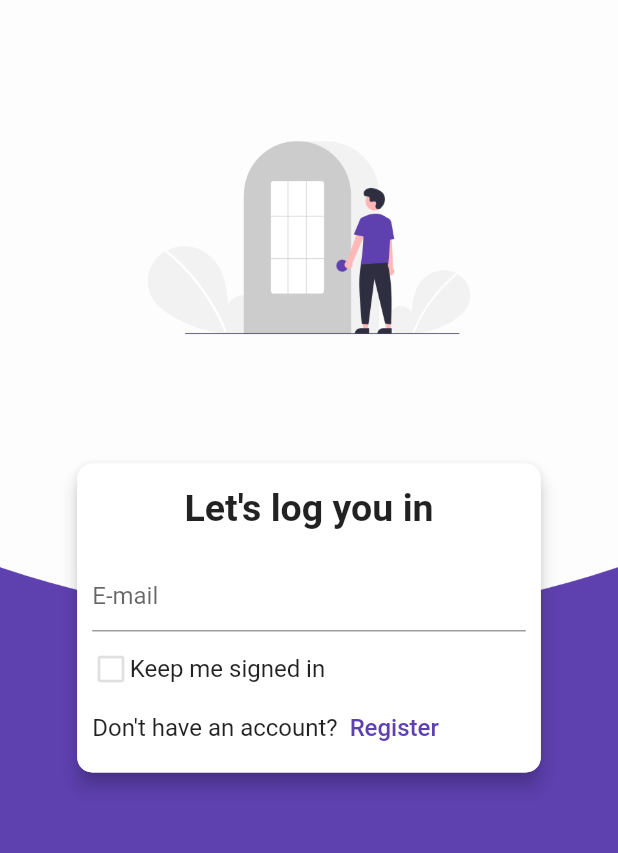
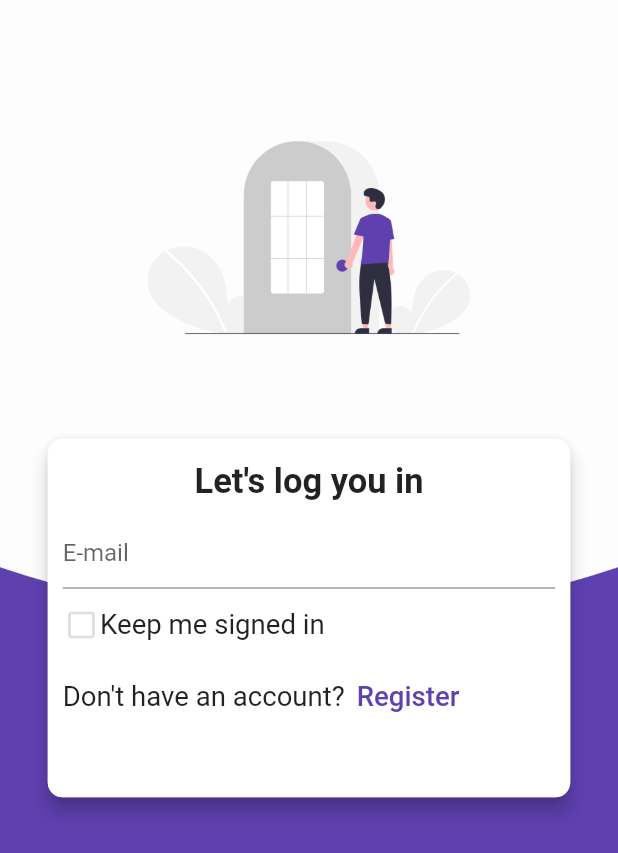
Before and after one commit to marian-bosnea/student_marketplace, a Flutter app: the screen it shows after launch, on a phone screen of 412 x 824 dp. Shown: the top 853 px of the screen. Run offline on Flutter 3.47's test engine with Material 2 defaults, Android fonts, the light colour scheme and no system bars; drawn by our look-alikes of flutter_platform_widgets; our stand-ins replace dartz, equatable, flutter_bloc, flutter_screenutil, flutter_slidable, get_it and 8 more; missing offline and left inert: dart:ffi, drop_down_list.

Commit message:
Added adaptive sizes

```diff
--- a/student-marketplace-frontend/student_marketplace_business_logic/lib/core/services/http_interface.dart
+++ b/student-marketplace-frontend/student_marketplace_business_logic/lib/core/services/http_interface.dart
@@ -16,8 +16,8 @@ class HttpInterface {
   final ip = "192.168.0.105";
   final port = "3000";
 
-  final baseUrl = "http://192.168.0.106:3000";
-  //final baseUrl = "http://bore.pub:33289";
+  final baseUrl = "http://192.168.0.109:3000";
+  //final baseUrl = "http://bore.pub:35701";
   //final baseUrl = ' https://7776-212-93-144-202.eu.ngrok.io';
   final int getSuccessCode = 200;
   final int postSuccessCode = 201;
--- a/student-marketplace-frontend/student_marketplace_presentation/lib/core/config/routes.dart
+++ b/student-marketplace-frontend/student_marketplace_presentation/lib/core/config/routes.dart
@@ -2,6 +2,7 @@ import 'package:flutter/cupertino.dart';
 import 'package:flutter_bloc/flutter_bloc.dart';
 
 import 'package:student_marketplace_presentation/features/account/account_view_page.dart';
+import 'package:student_marketplace_presentation/features/own_posts/own_posts_view_page.dart';
 
 import '../../features/authentication/auth_bloc.dart';
 import '../../features/authentication/auth_state.dart';
@@ -23,5 +24,6 @@ Map<String, Widget Function(BuildContext)> appRoutes = {
       }),
   '/detailed_post': (context) => DetailedPostViewPage(
       postId: ModalRoute.of(context)!.settings.arguments as int),
-  '/user_profile': (context) => AccountViewPage()
+  '/user_profile': (context) => AccountViewPage(),
+  '/own_posts': (context) => OwnPostsViewPage()
 };
--- a/student-marketplace-frontend/student_marketplace_presentation/lib/features/authentication/auth_bloc.dart
+++ b/student-marketplace-frontend/student_marketplace_presentation/lib/features/authentication/auth_bloc.dart
@@ -26,6 +26,7 @@ class AuthBloc extends Cubit<AuthState> {
 
     if (eitherSession is Left) {
       emit(state.copyWith(status: AuthStatus.unauthenticated));
+      return;
     }
 
     final session = (eitherSession as Right).value;
--- a/student-marketplace-frontend/student_marketplace_presentation/lib/features/login/login_view_page.dart
+++ b/student-marketplace-frontend/student_marketplace_presentation/lib/features/login/login_view_page.dart
@@ -2,6 +2,7 @@ import 'package:flutter/cupertino.dart';
 import 'package:flutter/material.dart';
 import 'package:flutter_bloc/flutter_bloc.dart';
 import 'package:flutter_platform_widgets/flutter_platform_widgets.dart';
+import 'package:flutter_screenutil/flutter_screenutil.dart';
 import '../../core/config/on_generate_route.dart';
 import '../../core/theme/colors.dart';
 import '../authentication/auth_bloc.dart';
@@ -60,10 +61,10 @@ class LoginViewPage extends StatelessWidget {
           borderRadius: const BorderRadius.all(Radius.circular(10)),
           child: AnimatedContainer(
             duration: const Duration(milliseconds: 500),
-            width: MediaQuery.of(context).size.width * 0.75,
+            width: ScreenUtil().setWidth(700),
             height: state.status == LoginPageStatus.emailSucces
-                ? MediaQuery.of(context).size.height * 0.3
-                : MediaQuery.of(context).size.height * 0.25,
+                ? ScreenUtil().setHeight(650)
+                : ScreenUtil().setHeight(520),
             padding: const EdgeInsets.all(10),
             decoration: BoxDecoration(
               color: secondaryColor,
@@ -73,11 +74,13 @@ class LoginViewPage extends StatelessWidget {
               child:
                   Column(mainAxisAlignment: MainAxisAlignment.start, children: [
                 Container(
-                  margin: const EdgeInsets.only(top: 5, bottom: 20),
-                  child: const Text(
+                  margin: const EdgeInsets.only(top: 5, bottom: 10),
+                  child: Text(
                     "Let's log you in",
                     textAlign: TextAlign.left,
-                    style: TextStyle(fontSize: 25, fontWeight: FontWeight.w600),
+                    style: TextStyle(
+                        fontSize: ScreenUtil().setSp(50),
+                        fontWeight: FontWeight.w600),
                   ),
                 ),
                 PlatformTextField(
@@ -114,14 +117,11 @@ class LoginViewPage extends StatelessWidget {
                         _passwordCupertinoTextFieldData(context, state),
                     controller: _passwordTextfielController,
                   ),
-                Container(
-                  margin: const EdgeInsets.only(top: 10),
-                  height: 30,
-                  child: Row(
+                Row(
                   crossAxisAlignment: CrossAxisAlignment.center,
                   children: [
                     SizedBox(
-                        width: 25,
+                      width: ScreenUtil().setWidth(50),
                       child: PlatformIconButton(
                           padding: EdgeInsets.zero,
                           onPressed: () =>
@@ -136,23 +136,28 @@ class LoginViewPage extends StatelessWidget {
                                 : Colors.black12,
                           )),
                     ),
-                      const Text("Keep me signed in",
-                          style: TextStyle(fontSize: 16))
+                    Text("Keep me signed in",
+                        style: TextStyle(
+                          fontSize: ScreenUtil().setSp(40),
+                        ))
                   ],
-                  ),
                 ),
                 Row(
                   mainAxisAlignment: MainAxisAlignment.start,
                   children: [
-                    const Text(
+                    Text(
                       "Don't have an account?",
-                      style: TextStyle(fontSize: 16),
+                      style: TextStyle(fontSize: ScreenUtil().setSp(40)),
                     ),
-                    PlatformTextButton(
+                    SizedBox(
+                      child: PlatformTextButton(
                         onPressed: () => Navigator.of(context)
                             .pushNamed(PageNames.registerPage),
-                      child: const Text("Register",
-                          style: TextStyle(fontSize: 16, color: accentColor)),
+                        child: Text("Register",
+                            style: TextStyle(
+                                fontSize: ScreenUtil().setSp(40),
+                                color: accentColor)),
+                      ),
                     )
                   ],
                 ),
--- a/student-marketplace-frontend/student_marketplace_presentation/lib/features/posts_view/posts_view_page.dart
+++ b/student-marketplace-frontend/student_marketplace_presentation/lib/features/posts_view/posts_view_page.dart
@@ -1,5 +1,6 @@
 import 'package:flutter/material.dart' hide ModalBottomSheetRoute;
 import 'package:flutter_bloc/flutter_bloc.dart';
+import 'package:flutter_screenutil/flutter_screenutil.dart';
 import 'package:student_marketplace_presentation/features/posts_view/posts_state.dart';
 import 'package:student_marketplace_presentation/features/posts_view/posts_view_bloc.dart';
 import 'package:student_marketplace_presentation/features/posts_view/widgets/featured_item.dart';
@@ -10,7 +11,7 @@ import '../../core/theme/colors.dart';
 import 'widgets/category_item.dart';
 
 class PostViewPage extends StatelessWidget {
-  PostViewPage({super.key});
+  const PostViewPage({super.key});
   @override
   Widget build(BuildContext context) {
     return Material(
@@ -111,7 +112,7 @@ class PostViewPage extends StatelessWidget {
                 }),
           ),
           SizedBox(
-              height: MediaQuery.of(context).size.height * 0.25,
+              height: ScreenUtil().setHeight(500),
               child: FeaturedItem(post: state.featuredPost!)),
         ]),
       ),
--- a/student-marketplace-frontend/student_marketplace_presentation/lib/features/shared/post_item.dart
+++ b/student-marketplace-frontend/student_marketplace_presentation/lib/features/shared/post_item.dart
@@ -1,6 +1,7 @@
 import 'package:flutter/material.dart';
 import 'package:flutter_bloc/flutter_bloc.dart';
 import 'package:flutter_platform_widgets/flutter_platform_widgets.dart';
+import 'package:flutter_screenutil/flutter_screenutil.dart';
 import 'package:like_button/like_button.dart';
 import 'package:animations/animations.dart';
 
@@ -69,7 +70,7 @@ class PostItem extends StatelessWidget {
                 ),
               ),
               SizedBox(
-                height: 180,
+                height: ScreenUtil().setHeight(300),
                 child: ClipRRect(
                     borderRadius: const BorderRadius.all(Radius.circular(20)),
                     child: Image.memory(post.images.first)),
--- a/student-marketplace-frontend/student_marketplace_presentation/lib/main.dart
+++ b/student-marketplace-frontend/student_marketplace_presentation/lib/main.dart
@@ -1,5 +1,6 @@
 import 'package:flutter/material.dart';
 import 'package:flutter_bloc/flutter_bloc.dart';
+import 'package:flutter_screenutil/flutter_screenutil.dart';
 import 'package:google_fonts/google_fonts.dart';
 
 import 'core/config/routes.dart';
@@ -34,13 +35,20 @@ class StudentMarketPlace extends StatelessWidget {
         BlocProvider(create: (_) => di.sl<AddPostViewBloc>()),
         BlocProvider(create: (_) => di.sl<SearchViewBloc>()),
       ],
-      child: MaterialApp(
+      child: ScreenUtilInit(
+        designSize: const Size(828, 1792),
+        minTextAdapt: true,
+        splitScreenMode: true,
+        builder: (context, child) {
+          return MaterialApp(
             title: 'Student Marketplace',
             debugShowCheckedModeBanner: false,
             onGenerateRoute: OnGenerateRoute.route,
             theme: ThemeData(textTheme: GoogleFonts.varelaRoundTextTheme()),
             initialRoute: '/',
             routes: appRoutes,
+          );
+        },
       ),
     );
   }
--- a/student-marketplace-frontend/student_marketplace_presentation/pubspec.yaml
+++ b/student-marketplace-frontend/student_marketplace_presentation/pubspec.yaml
@@ -40,6 +40,7 @@ dependencies:
   liquid_pull_to_refresh: ^3.0.1
   google_fonts: ^4.0.3
   animations: ^2.0.7
+  flutter_screenutil: ^5.7.0
 
 
 dev_dependencies:
```
Also changed, not shown: student-marketplace-frontend/student_marketplace_presentation/lib/features/account/account_view_page.dart (+97 -96 lines), student-marketplace-frontend/student_marketplace_presentation/lib/features/detailed_post/detailed_post_view_page.dart (+12 -10 lines), student-marketplace-frontend/student_marketplace_presentation/lib/features/posts_view/widgets/featured_item.dart (+17 -17 lines), student-marketplace-frontend/student_marketplace_presentation/lib/features/shared/favorite_list_item.dart (+20 -11 lines), student-marketplace-frontend/student_marketplace_presentation/lib/features/shared/own_post_list_item.dart (+6 -13 lines), student-marketplace-frontend/student_marketplace_presentation/pubspec.lock. Lines whose indentation alone changed are shown as unchanged.
